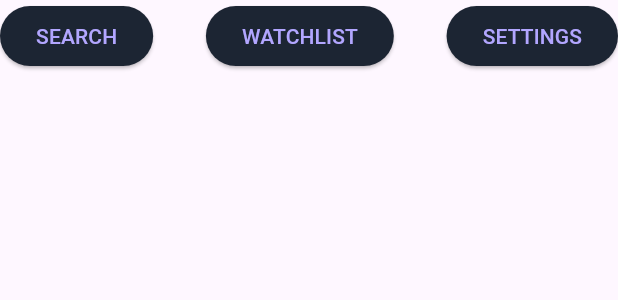
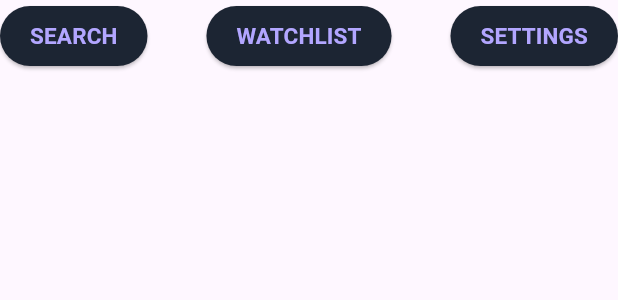
Before and after one commit to ciotirnaealexandru/flick-pick, a Flutter app: the Navbar widget shown alone on an empty page, opened directly, on a phone screen of 412 x 824 dp. Shown: the top 300 px of the screen. Run offline on Flutter 3.47's test engine with Material 3 defaults, Android fonts, the phone set to English and light mode, and no system bars; our stand-ins replace flutter_dotenv, flutter_secure_storage; accounts and stored records are empty; network calls fail.

Commit message:
Style issues
Signed-off-by: Ciotirnae Alexandru-Cosmin <ciotirnae.alexandru005@gmail.com>

```diff
--- a/frontend/lib/components/navbar.dart
+++ b/frontend/lib/components/navbar.dart
@@ -13,6 +13,9 @@ class Navbar extends StatelessWidget {
             backgroundColor: WidgetStatePropertyAll(
               Color.fromARGB(255, 28, 37, 51),
             ),
+            padding: const WidgetStatePropertyAll(
+              EdgeInsets.symmetric(horizontal: 20),
+            ),
           ),
           onPressed: () {
             // use this temporarily to return to login
@@ -20,7 +23,11 @@ class Navbar extends StatelessWidget {
           },
           child: Text(
             "SEARCH",
-            style: TextStyle(color: const Color.fromARGB(255, 178, 166, 255)),
+            style: TextStyle(
+              color: const Color.fromARGB(255, 178, 166, 255),
+              fontWeight: FontWeight.bold,
+              fontSize: 15,
+            ),
           ),
         ),
         ElevatedButton(
@@ -28,13 +35,20 @@ class Navbar extends StatelessWidget {
             backgroundColor: WidgetStatePropertyAll(
               Color.fromARGB(255, 28, 37, 51),
             ),
+            padding: const WidgetStatePropertyAll(
+              EdgeInsets.symmetric(horizontal: 20),
+            ),
           ),
           onPressed: () {
             Navigator.pushReplacementNamed(context, '/search');
           },
           child: Text(
             "WATCHLIST",
-            style: TextStyle(color: const Color.fromARGB(255, 178, 166, 255)),
+            style: TextStyle(
+              color: const Color.fromARGB(255, 178, 166, 255),
+              fontWeight: FontWeight.bold,
+              fontSize: 15,
+            ),
           ),
         ),
         ElevatedButton(
@@ -42,13 +56,20 @@ class Navbar extends StatelessWidget {
             backgroundColor: WidgetStatePropertyAll(
               Color.fromARGB(255, 28, 37, 51),
             ),
+            padding: const WidgetStatePropertyAll(
+              EdgeInsets.symmetric(horizontal: 20),
+            ),
           ),
           onPressed: () {
             Navigator.pushReplacementNamed(context, '/settings');
           },
           child: Text(
             "SETTINGS",
-            style: TextStyle(color: const Color.fromARGB(255, 178, 166, 255)),
+            style: TextStyle(
+              color: const Color.fromARGB(255, 178, 166, 255),
+              fontWeight: FontWeight.bold,
+              fontSize: 15,
+            ),
           ),
         ),
       ],
--- a/frontend/lib/components/show_card.dart
+++ b/frontend/lib/components/show_card.dart
@@ -31,6 +31,10 @@ class _ShowCardState extends State<ShowCard> {
                 backgroundColor: WidgetStatePropertyAll(Colors.transparent),
                 shadowColor: WidgetStatePropertyAll(Colors.transparent),
                 elevation: WidgetStatePropertyAll(0),
+                minimumSize: WidgetStatePropertyAll(
+                  Size(0, 40),
+                ), // sets min height
+                tapTargetSize: MaterialTapTargetSize.shrinkWrap,
                 splashFactory: NoSplash.splashFactory,
               ),
               child: Text(
@@ -38,6 +42,7 @@ class _ShowCardState extends State<ShowCard> {
                 style: TextStyle(
                   color: Color.fromARGB(255, 178, 166, 255),
                   fontSize: 16,
+                  fontWeight: FontWeight.bold,
                 ),
               ),
             ),
```
Also changed, not shown: frontend/lib/pages/search.dart (+5 -2 lines).
